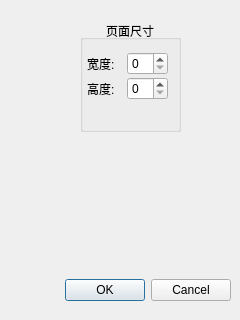
The window that dialog.ui (yjdwbj/ui-tools) describes before a commit, drawn with Qt 5.
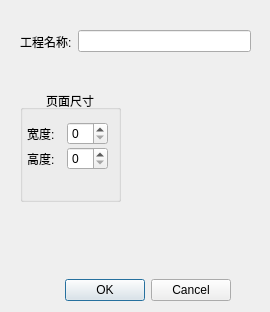
The same window after the commit.

```diff
--- a/dialog.ui
+++ b/dialog.ui
@@ -6,8 +6,8 @@
    <rect>
     <x>0</x>
     <y>0</y>
-    <width>240</width>
-    <height>320</height>
+    <width>270</width>
+    <height>312</height>
    </rect>
   </property>
   <property name="windowTitle">
@@ -32,8 +32,8 @@
   <widget class="QGroupBox" name="groupBox">
    <property name="geometry">
     <rect>
-     <x>80</x>
-     <y>20</y>
+     <x>20</x>
+     <y>90</y>
      <width>101</width>
      <height>112</height>
     </rect>
@@ -95,6 +95,32 @@
     </layout>
    </widget>
   </widget>
+  <widget class="QWidget" name="">
+   <property name="geometry">
+    <rect>
+     <x>20</x>
+     <y>30</y>
+     <width>231</width>
+     <height>23</height>
+    </rect>
+   </property>
+   <layout class="QHBoxLayout" name="horizontalLayout">
+    <item>
+     <widget class="QLabel" name="label_3">
+      <property name="text">
+       <string>工程名称:</string>
+      </property>
+     </widget>
+    </item>
+    <item>
+     <widget class="QLineEdit" name="lineEdit">
+      <property name="maxLength">
+       <number>255</number>
+      </property>
+     </widget>
+    </item>
+   </layout>
+  </widget>
  </widget>
  <resources/>
  <connections>
```
